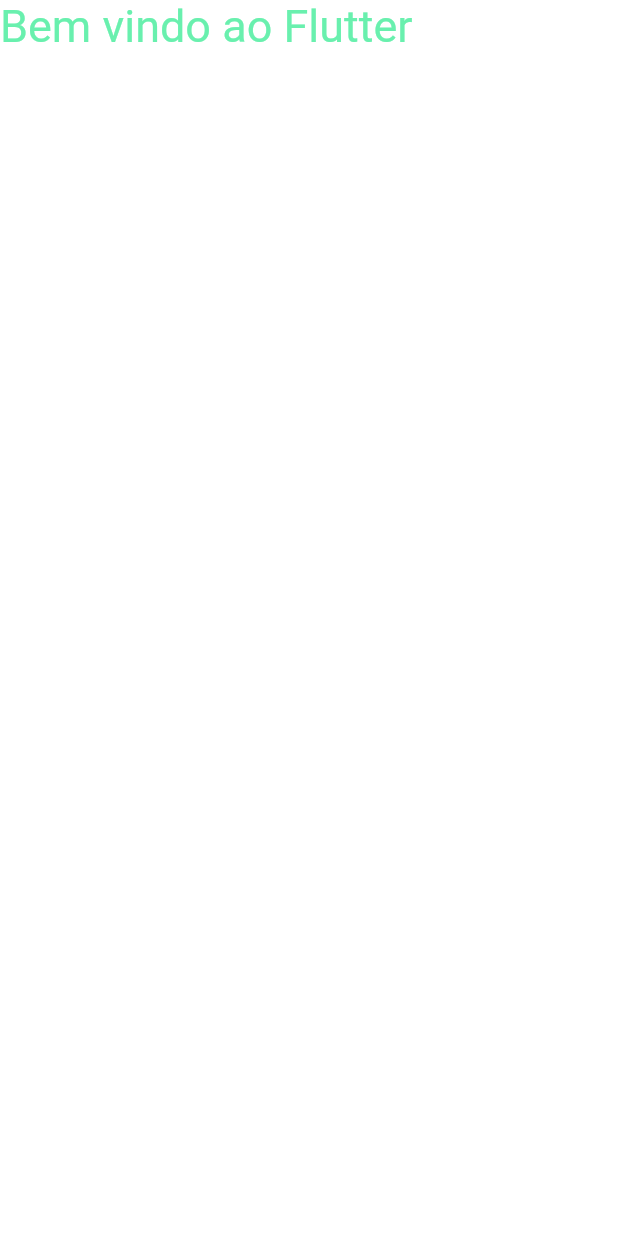
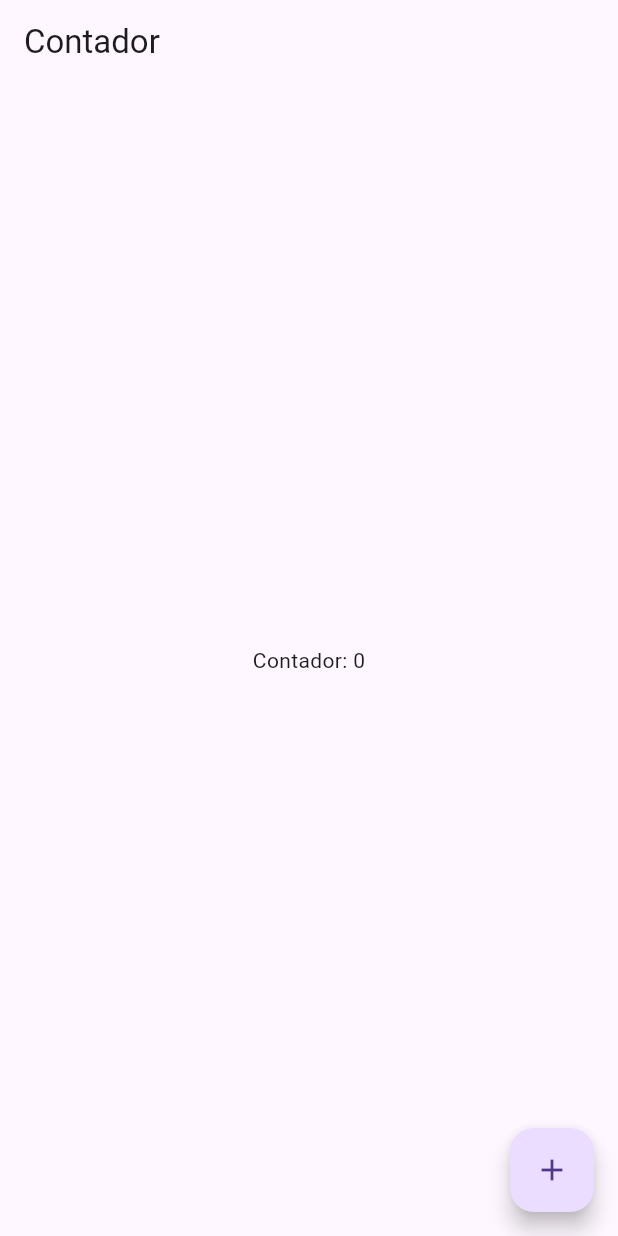
Before and after one commit to MrLucasjoel/meu_app, a Flutter app: the screen it shows after launch, on a phone screen of 412 x 824 dp. Run offline on Flutter 3.47's test engine with Material 3 defaults, Android fonts, the phone set to English and light mode, and no system bars.

Commit message:
Segunda aula de flutter

```diff
--- /dev/null
+++ b/lib/statefull/Contador.dart
@@ -0,0 +1,29 @@
+import 'package:flutter/material.dart';
+
+class Contador extends StatefulWidget{
+  @override
+  State<StatefulWidget> createState() => _ContadorState();
+
+}
+
+class _ContadorState extends State<Contador>{
+  int contador = 0;
+
+  void incrementar() {
+    setState(() {
+      contador++;
+    });
+  }
+
+  @override
+  Widget build(BuildContext context) {
+    return Scaffold(
+      appBar: AppBar(title: Text("Contador"),),
+      body: Center(child: Text("Contador: $contador"),),
+      floatingActionButton: FloatingActionButton(
+        onPressed: incrementar,
+        child: Icon(Icons.add),
+      ),
+    );
+  }
+}
```
Also changed, not shown: lib/Botao.dart (added, +23 -0 lines), lib/main.dart (+41 -0 lines), lib/stateless/SemEstado.dart (added, +17 -0 lines), lib/stateless/User.dart (added, +62 -0 lines).
